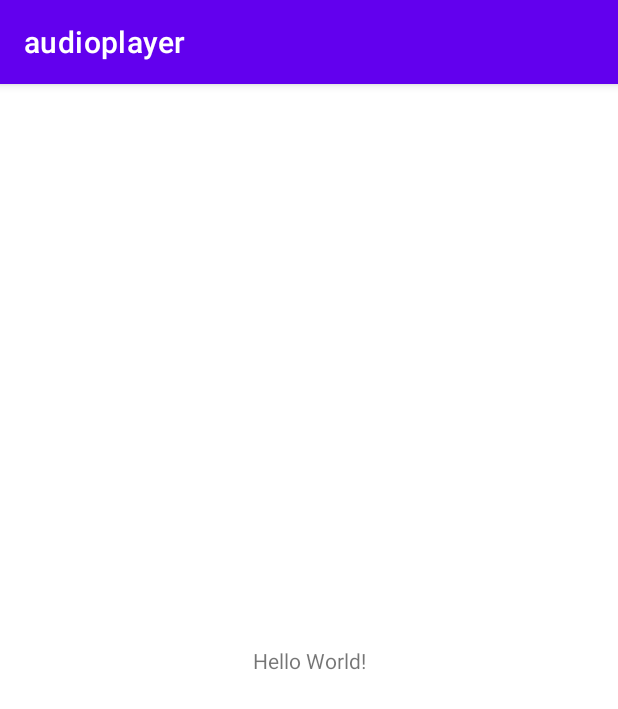
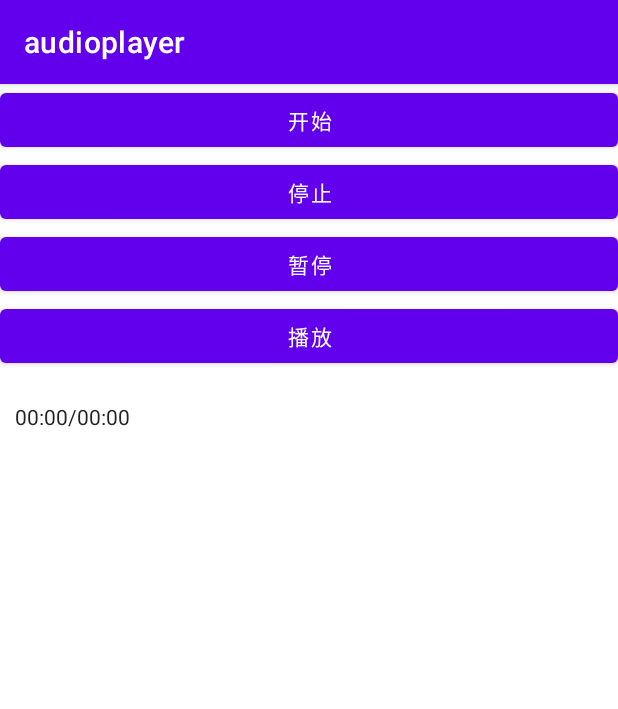
Before and after one commit to loudandclear1/audioplayer, an Android app: the screen it shows after launch (MainActivity), on a phone screen of 412 x 824 dp. Shown: the top 709 px of the screen. Run offline under Robolectric (Android 15) with nearby library versions, the light colour scheme and no system bars; 3 statements that could not run were skipped.

Commit message:
add wlCallJava

```diff
--- a/app/src/main/res/layout/activity_main.xml
+++ b/app/src/main/res/layout/activity_main.xml
@@ -1,19 +1,42 @@
 <?xml version="1.0" encoding="utf-8"?>
-<androidx.constraintlayout.widget.ConstraintLayout xmlns:android="http://schemas.android.com/apk/res/android"
-    xmlns:app="http://schemas.android.com/apk/res-auto"
+<LinearLayout xmlns:android="http://schemas.android.com/apk/res/android"
     xmlns:tools="http://schemas.android.com/tools"
     android:layout_width="match_parent"
     android:layout_height="match_parent"
+    android:orientation="vertical"
     tools:context=".MainActivity">
 
+    <Button
+        android:layout_width="match_parent"
+        android:layout_height="wrap_content"
+        android:onClick="begin"
+        android:text="开始" />
+
+    <Button
+        android:layout_width="match_parent"
+        android:layout_height="wrap_content"
+        android:onClick="stop"
+        android:text="停止" />
+
+    <Button
+        android:layout_width="match_parent"
+        android:layout_height="wrap_content"
+        android:onClick="pause"
+        android:text="暂停" />
+
+    <Button
+        android:layout_width="match_parent"
+        android:layout_height="wrap_content"
+        android:onClick="resume"
+        android:text="播放" />
+
     <TextView
-        android:id="@+id/sample_text"
+        android:id="@+id/tv_time"
         android:layout_width="wrap_content"
         android:layout_height="wrap_content"
-        android:text="Hello World!"
-        app:layout_constraintBottom_toBottomOf="parent"
-        app:layout_constraintEnd_toEndOf="parent"
-        app:layout_constraintStart_toStartOf="parent"
-        app:layout_constraintTop_toTopOf="parent" />
+        android:layout_marginLeft="10dp"
+        android:layout_marginTop="20dp"
+        android:text="00:00/00:00"
+        android:textColor="#222222" />
 
-</androidx.constraintlayout.widget.ConstraintLayout>
+</LinearLayout>
```
Also changed, not shown: 2 other files.
